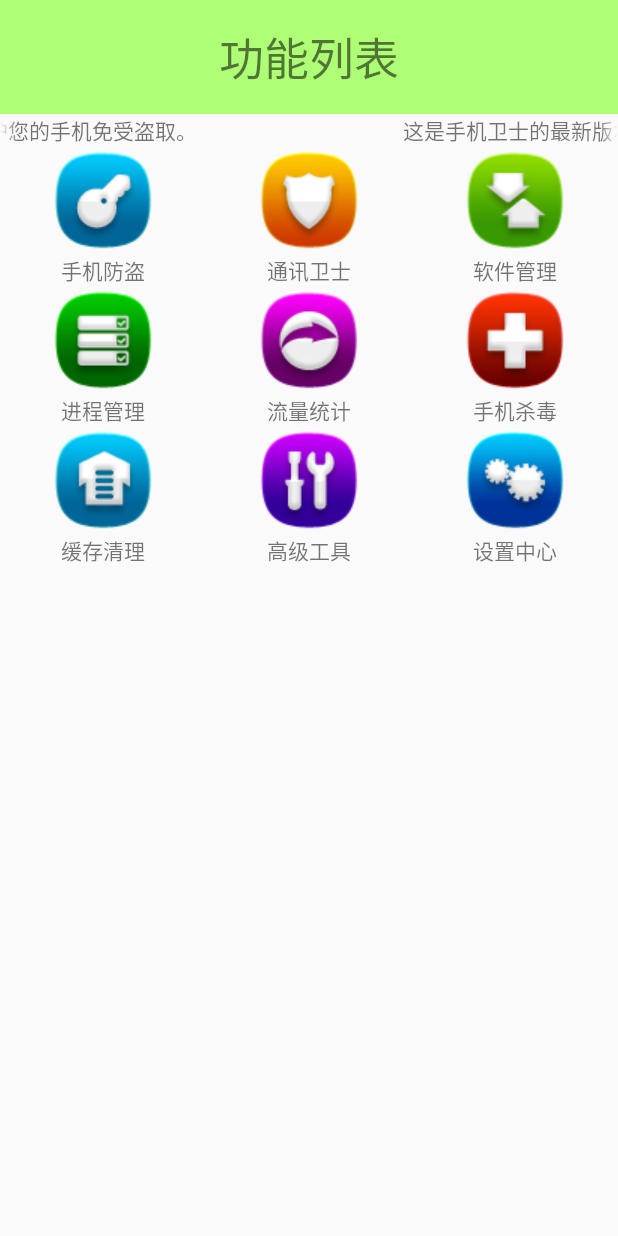
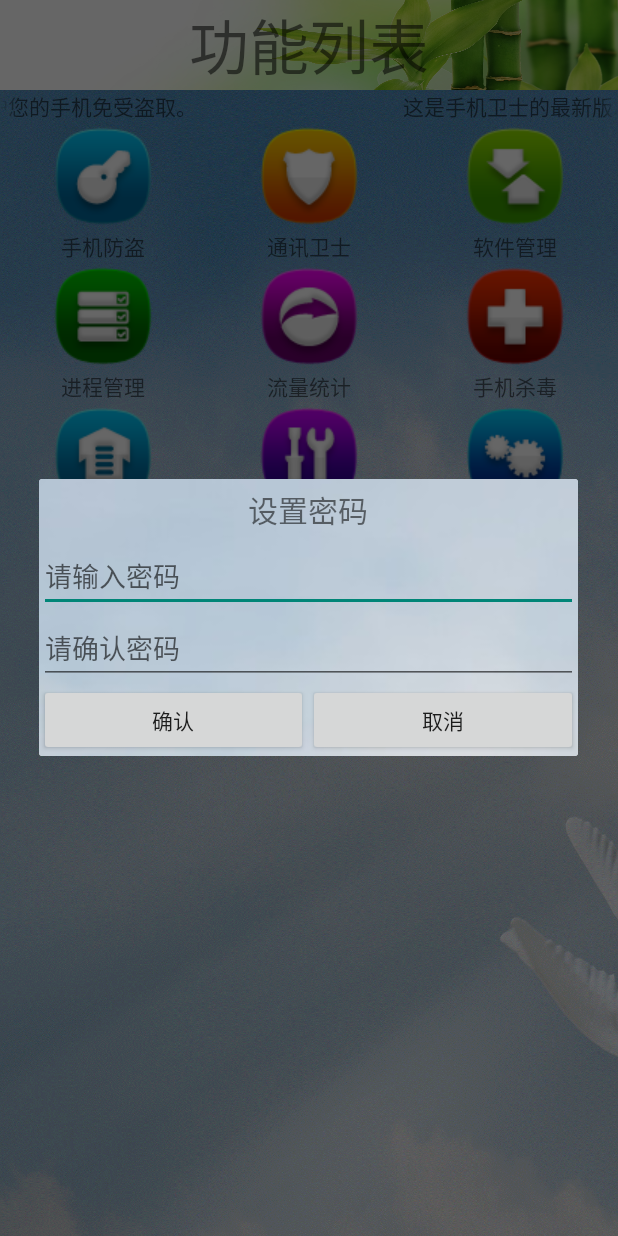
Before and after one commit to boarmy/PhoneManager, an Android app: the screen it shows after launch (HomeActivity), after a tap on "手机防盗", on a phone screen of 412 x 824 dp. Run offline under Robolectric (Android 15) with nearby library versions, the phone set to English and light mode, and no system bars.

Commit message:
设置了防盗功能的密码页面，以及加了存储密码的加密算法

```diff
--- a/phonemanager/src/main/java/com/example/administrator/application/MyApplication.java
+++ b/phonemanager/src/main/java/com/example/administrator/application/MyApplication.java
@@ -10,11 +10,18 @@ import android.content.SharedPreferences;
 public class MyApplication extends Application {
     public static String SERVER_PATH;//定义了从服务器上获取更新文件的路径 里面包含URL
     public static SharedPreferences configsp;//sharedpreferences 为一个轻量级的数据库奥 亲
-//    192.168.3.31/Aday10Network
+    public static SharedPreferences.Editor editor;
     @Override
     public void onCreate() {
-        super.onCreate();http://192.168.3.31/Aday10Network/version.json
+        super.onCreate();
         SERVER_PATH = "http://192.168.3.31/Aday10Network/";
         configsp = getSharedPreferences("config", MODE_PRIVATE);
+        editor=configsp.edit();
+    }
+    //设置数据并销毁这个界面
+    public static void setConfigValue(String key, String value){
+
+        editor.putString(key,value);
+        editor.commit();
     }
 }
--- a/phonemanager/src/main/java/com/example/administrator/phonemanager/HomeActivity.java
+++ b/phonemanager/src/main/java/com/example/administrator/phonemanager/HomeActivity.java
@@ -1,5 +1,6 @@
 package com.example.administrator.phonemanager;
 
+import android.app.AlertDialog;
 import android.content.Intent;
 import android.os.Bundle;
 import android.support.v7.app.ActionBar;
@@ -8,10 +9,14 @@ import android.view.View;
 import android.view.ViewGroup;
 import android.widget.AdapterView;
 import android.widget.BaseAdapter;
+import android.widget.Button;
 import android.widget.GridView;
 import android.widget.ImageView;
 import android.widget.TextView;
 import android.widget.Toast;
+
+import com.example.administrator.application.MyApplication;
+import com.example.administrator.utils.Md5Utils;
 
 public class HomeActivity extends ActionBarActivity {
     //初始化图片
@@ -71,7 +76,17 @@ public class HomeActivity extends ActionBarActivity {
             switch (position) {
 
                 case 0:
-                    Toast.makeText(HomeActivity.this, titles[position], Toast.LENGTH_SHORT).show();
+                    //设置一个密码，输入密码正确之后才可以进入设置
+                    //第一次进入的时候让他设置密码，保存到sp里。之后第二次以后才验证密码
+                    String phonesafe_pwd = MyApplication.configsp.getString("phonesafe_pwd", "");
+                    //默认为字符串所以这样判断  如果不为字符串则判断否为null
+                    if (phonesafe_pwd.isEmpty()) {
+                        //表明没有设置过，此时弹出一个框让用户去设置
+                        showSetpwdDialog();
+                    }else {
+                        //看看用户输入的密码跟之前保存的是否一样
+                        showinputpwdDialog();
+                    }
                     break;
                 case 1:
                     Toast.makeText(HomeActivity.this, titles[position], Toast.LENGTH_SHORT).show();
@@ -95,10 +110,91 @@ public class HomeActivity extends ActionBarActivity {
                     Toast.makeText(HomeActivity.this, titles[position], Toast.LENGTH_SHORT).show();
                     break;
                 case 8:
-                   startActivity(new Intent(HomeActivity.this,SettingActivity.class));
+                    startActivity(new Intent(HomeActivity.this, SettingActivity.class));
                     break;
 
             }
         }
     }
+
+    //用于显示用户第一次进入手机防盗时的弹出的对话框界面
+    private void showSetpwdDialog() {
+        AlertDialog.Builder builder = new AlertDialog.Builder(this);
+        View v = View.inflate(this, R.layout.setpwd_dialog, null);
+        final TextView et_dialog_pwd = (TextView) v.findViewById(R.id.et_dialog_pwd);
+        final TextView et_dialog_pwdcon = (TextView) v.findViewById(R.id.et_dialog_pwdcon);
+
+        Button bt_setpwddialog_confirm = (Button) v.findViewById(R.id.bt_setpwddialog_confirm);
+        Button bt_setpwddialog_cancle = (Button) v.findViewById(R.id.bt_setpwddialog_cancle);
+
+        builder.setView(v);
+        final AlertDialog dialog = builder.create();
+        dialog.show();
+        //点击确定的话
+        bt_setpwddialog_confirm.setOnClickListener(new View.OnClickListener() {
+            @Override
+            public void onClick(View v) {
+                String pwd = et_dialog_pwd.getText().toString();
+                String pwdcon = et_dialog_pwdcon.getText().toString();
+                if (!pwd.isEmpty()&&!pwdcon.isEmpty()){
+                    //进入判断
+                    if (pwd.equals(pwdcon)){
+                        MyApplication.setConfigValue("phonesafe_pwd", Md5Utils.getMd5Digest(pwd));
+                        dialog.dismiss();
+                    }else {
+                        Toast.makeText(HomeActivity.this, "用户名或者密码不一致，请重新输入!", Toast.LENGTH_SHORT).show();
+                    }
+                }else {
+                    Toast.makeText(HomeActivity.this, "用户名或者密码不能为空!", Toast.LENGTH_SHORT).show();
+                }
+            }
+        });
+        bt_setpwddialog_cancle.setOnClickListener(new View.OnClickListener() {
+            @Override
+            public void onClick(View v) {
+                dialog.dismiss();
+            }
+        });
+    }
+
+    //用于显示用户设置密码之后进入手机防盗时的弹出的对话框界面
+    private void showinputpwdDialog() {
+
+        AlertDialog.Builder builder = new AlertDialog.Builder(this);
+
+        View v = View.inflate(this, R.layout.inpwd_dialog, null);
+        final TextView et_condialog_pwd = (TextView) v.findViewById(R.id.et_condialog_pwd);
+
+        Button bt_conpwddialog_cancle = (Button) v.findViewById(R.id.bt_conpwddialog_cancle);
+        Button bt_conpwddialog_confirm = (Button) v.findViewById(R.id.bt_conpwddialog_confirm);
+
+        builder.setView(v);
+        final AlertDialog dialog = builder.create();
+        dialog.show();
+
+        bt_conpwddialog_confirm.setOnClickListener(new View.OnClickListener() {
+            @Override
+            public void onClick(View v) {
+                String pwd = et_condialog_pwd.getText().toString();
+                String savepwd = MyApplication.configsp.getString("phonesafe_pwd", "");
+
+                //savepwd 还是可能为空的。时间差
+                if (!savepwd.isEmpty()) {
+                    String md5Digest = Md5Utils.getMd5Digest(pwd);
+                    if (md5Digest.equals(savepwd)) {
+                        dialog.dismiss();
+                        startActivity(new Intent(HomeActivity.this, PhoneSafeActivity.class));
+                    } else
+                        Toast.makeText(HomeActivity.this, "输入密码有误，请重输！", Toast.LENGTH_SHORT).show();
+                }
+            }
+        });
+        bt_conpwddialog_cancle.setOnClickListener(new View.OnClickListener() {
+            @Override
+            public void onClick(View v) {
+                dialog.dismiss();
+            }
+        });
+
+    }
 }
--- a/phonemanager/src/main/res/layout/activity_flash.xml
+++ b/phonemanager/src/main/res/layout/activity_flash.xml
@@ -3,7 +3,7 @@
     xmlns:tools="http://schemas.android.com/tools"
     android:layout_width="match_parent"
     android:layout_height="match_parent"
-    android:background="@drawable/ct"
+    android:background="@drawable/elephant"
     tools:context=".SplashActivity">
     <TextView
         android:layout_width="wrap_content"
--- a/phonemanager/src/main/res/layout/activity_home.xml
+++ b/phonemanager/src/main/res/layout/activity_home.xml
@@ -4,6 +4,7 @@
     android:layout_width="match_parent"
     android:layout_height="match_parent"
     android:orientation="vertical"
+    android:background="@drawable/bbird"
     tools:context="com.example.administrator.phonemanager.HomeActivity">
     <!--android:ellipsize="marquee"  为将该控件设置为获得焦点的状态 从而现实跑马灯的效果-->
     <TextView
--- /dev/null
+++ b/phonemanager/src/main/res/layout/setpwd_dialog.xml
@@ -0,0 +1,43 @@
+<?xml version="1.0" encoding="utf-8"?>
+<LinearLayout xmlns:android="http://schemas.android.com/apk/res/android"
+    android:orientation="vertical"
+    android:background="@drawable/bird"
+    android:layout_width="match_parent"
+    android:layout_height="match_parent">
+
+    <TextView
+        android:layout_width="match_parent"
+        android:layout_height="wrap_content"
+        android:text="设置密码"
+        android:textSize="20dp"
+        android:gravity="center"
+        android:padding="5dp" />
+    <EditText
+        android:layout_width="match_parent"
+        android:layout_height="wrap_content"
+        android:hint="请输入密码"
+        android:id="@+id/et_dialog_pwd"/>
+    <EditText
+        android:layout_width="match_parent"
+        android:layout_height="wrap_content"
+        android:hint="请确认密码"
+        android:id="@+id/et_dialog_pwdcon"/>
+    <LinearLayout
+        android:layout_width="match_parent"
+        android:layout_height="wrap_content">
+        <Button
+            android:layout_width="0dp"
+            android:layout_weight="1"
+            android:layout_height="wrap_content"
+            android:text="确认"
+            android:id="@+id/bt_setpwddialog_confirm"
+            />
+        <Button
+            android:layout_width="0dp"
+            android:layout_weight="1"
+            android:layout_height="wrap_content"
+            android:text="取消"
+            android:id="@+id/bt_setpwddialog_cancle"
+            />
+    </LinearLayout>
+</LinearLayout>
--- a/phonemanager/src/main/res/values/styles.xml
+++ b/phonemanager/src/main/res/values/styles.xml
@@ -6,10 +6,10 @@
     </style>
     <style name="myPageTile">
         <item name="android:layout_width">match_parent</item>
-        <item name="android:layout_height">wrap_content</item>
+        <item name="android:layout_height">60dp</item>
         <item name="android:gravity">center</item>
-        <item name="android:textSize">30sp</item>
-        <item name="android:padding">15dp</item>
-        <item name="android:background">#AEFF75</item>
+        <item name="android:textSize">40sp</item>
+        <!--<item name="android:padding">15dp</item>-->
+        <item name="android:background">@drawable/bamboo</item>
     </style>
 </resources>
```
Also changed, not shown: phonemanager/src/main/AndroidManifest.xml (+5 -3 lines), phonemanager/src/main/java/com/example/administrator/phonemanager/PhoneSafeActivity.java (added, +13 -0 lines), phonemanager/src/main/java/com/example/administrator/utils/Md5Utils.java (added, +31 -0 lines), phonemanager/src/main/res/layout/activity_phone_safe.xml (added, +12 -0 lines), phonemanager/src/main/res/layout/inpwd_dialog.xml (added, +39 -0 lines), phonemanager/src/main/res/drawable/bamboo.jpg (added), phonemanager/src/main/res/drawable/bbird.gif (added), phonemanager/src/main/res/drawable/bird.jpg (added), 1 other file.
